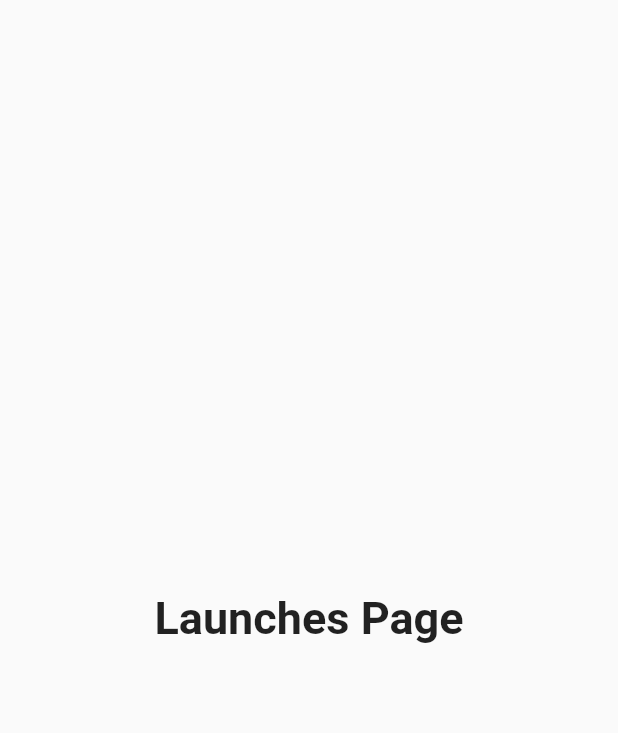
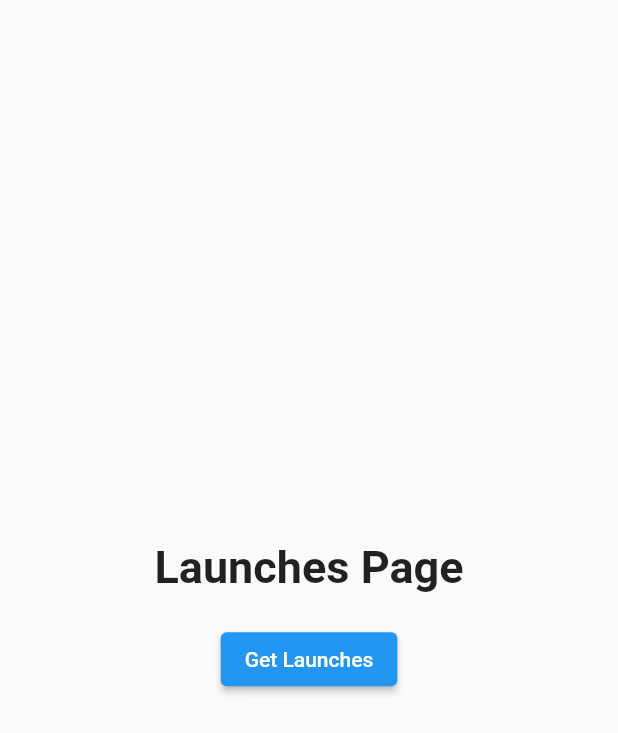
Before and after one commit to DerrickWilliamson/rock_hopper, a Flutter app: the LaunchesPage screen opened directly, on a phone screen of 412 x 824 dp. Shown: the top 733 px of the screen. Run offline on Flutter 3.47's test engine with Material 2 defaults, Android fonts, the phone set to English and light mode, and no system bars; our stand-ins replace flutter_dotenv, lottie, smooth_page_indicator; network calls fail.

Commit message:
updated naming convention for launches library api, updated launches page to stateful widget and created function to call launch library api

```diff
--- a/lib/api/launches_library_api.dart
+++ b/lib/api/launch_library_api.dart
@@ -3,9 +3,9 @@ import 'package:http/http.dart' as http;
 import 'package:flutter_dotenv/flutter_dotenv.dart';
 import 'package:rock_hopper/models/launches_model.dart';
 
-class LaunchesLibraryApi {
+class LaunchLibraryApi {
   Future<LaunchesModel> getLaunches() async {
-    final url = Uri.parse(dotenv.env['LAUNCHES_LIBRARY_API_URL']!);
+    final url = Uri.parse(dotenv.env['LAUNCHES_LIBRARY_URL']!);
     final response = await http.get(url);
 
     if (response.statusCode == 200) {
--- a/lib/views/main/launches_page.dart
+++ b/lib/views/main/launches_page.dart
@@ -1,18 +1,51 @@
 import 'package:flutter/material.dart';
+import 'package:rock_hopper/api/launch_library_api.dart';
 
-class LaunchesPage extends StatelessWidget {
+import '../../models/launches_model.dart';
+
+class LaunchesPage extends StatefulWidget {
   const LaunchesPage({super.key});
 
   @override
+  State<LaunchesPage> createState() => _LaunchesPageState();
+}
+
+class _LaunchesPageState extends State<LaunchesPage> {
+  LaunchesModel _launchesModel = LaunchesModel(0);
+  LaunchLibraryApi _launchLibraryApi = LaunchLibraryApi();
+
+  Future<void> _getLaunches() async {
+    final launches = await _launchLibraryApi.getLaunches();
+    setState(() {
+      _launchesModel = launches;
+      print(launches.count);
+    });
+  }
+
+  @override
   Widget build(BuildContext context) {
-    return const Scaffold(
+    return Scaffold(
       body: Center(
-        child: Text(
-          'Launches Page',
-          style: TextStyle(
-            fontSize: 30,
-            fontWeight: FontWeight.bold,
-          ),
+        child: Column(
+          mainAxisAlignment: MainAxisAlignment.center,
+          children: [
+            const Text(
+              'Launches Page',
+              style: TextStyle(
+                fontSize: 30,
+                fontWeight: FontWeight.bold,
+              ),
+            ),
+            const SizedBox(height: 20),
+            ElevatedButton(
+              onPressed: () {
+                setState(() {
+                  _getLaunches();
+                });
+              },
+              child: const Text('Get Launches'),
+            ),
+          ],
         ),
       ),
     );
```
